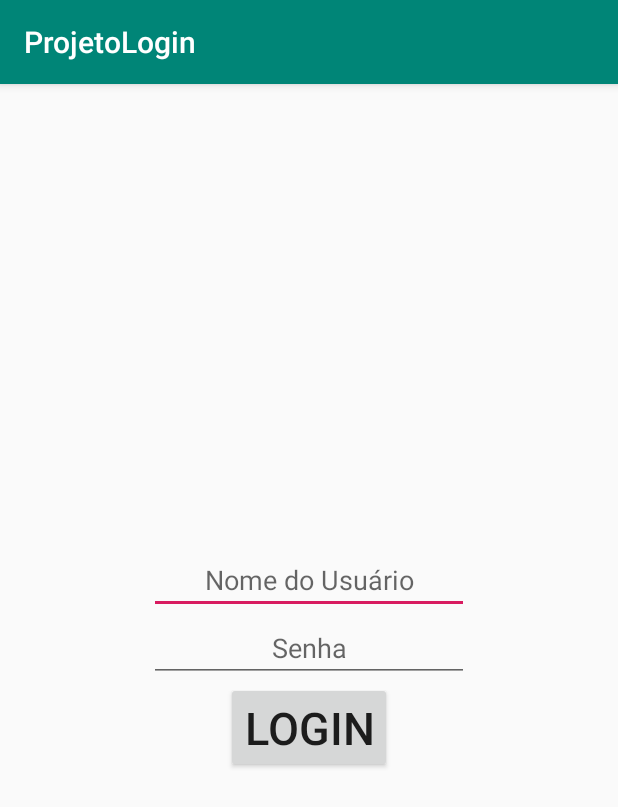
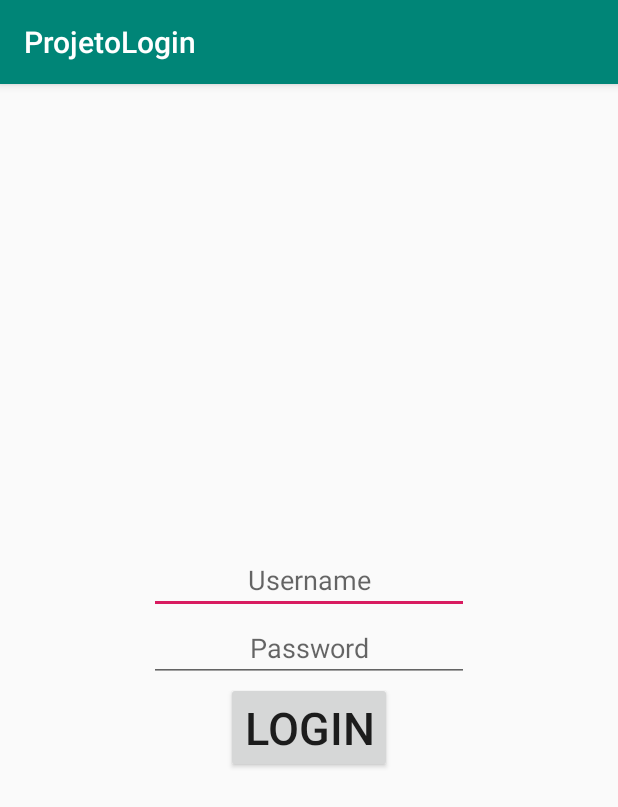
Before and after one commit to profries/ProjetoLogin, an Android app: the screen it shows after launch (MainActivity), after a tap on "LOGIN", on a phone screen of 412 x 824 dp. Shown: the top 807 px of the screen. Run offline under Robolectric (Android 15) with nearby library versions, the phone set to English and light mode, and no system bars.

Commit message:
Acessando strings no Kotlin

```diff
--- a/app/src/main/java/com/example/projetologin/MainActivity.kt
+++ b/app/src/main/java/com/example/projetologin/MainActivity.kt
@@ -6,23 +6,48 @@ import android.util.Log
 import android.view.View
 import android.widget.EditText
 import android.widget.Toast
+import com.example.projetologin.model.Usuario
 
 class MainActivity : AppCompatActivity() {
 
+    var listaUsuarios = ArrayList<Usuario>()
+
     override fun onCreate(savedInstanceState: Bundle?) {
         super.onCreate(savedInstanceState)
+        iniciaListaUsuarios()
+
         setContentView(R.layout.activity_main)
+    }
+
+    private fun iniciaListaUsuarios() {
+        listaUsuarios.add(Usuario("usuario1","senha1"))
+        listaUsuarios.add(Usuario("usuario2","senha2"))
+        listaUsuarios.add(Usuario("usuario3","senha3"))
     }
 
     fun realizaLogin(view: View) {
 
         var textoNome = findViewById(R.id.editNome) as EditText
-        var textoSenha = findViewById<EditText>(R.id.editSenha)
+        //var textoSenha = findViewById<EditText>(R.id.editSenha)
+        var textoSenha: EditText = findViewById(R.id.editSenha)
 
+        val nomeString = textoNome.text.toString()
+        val senhaString = textoSenha.text.toString()
 
-        Toast.makeText(this,"Login realizado com sucesso!", Toast.LENGTH_SHORT).show()
-        Log.i("Campo Nome",textoNome.text.toString())
-        Log.i("Campo Senha",textoSenha.text.toString())
+        Log.i("Campo Nome", nomeString)
+        Log.i("Campo Senha",senhaString)
+
+        if(listaUsuarios.contains(Usuario(nomeString,senhaString))){
+            Toast.makeText(this,
+                this.getString(R.string.msg_ok_login), Toast.LENGTH_SHORT).show()
+        }
+        else{
+            Toast.makeText(this,
+                this.getString(R.string.msg_error_login), Toast.LENGTH_SHORT).show()
+        }
+
+        textoSenha.setText("")
+
 
     }
 
--- /dev/null
+++ b/app/src/main/java/com/example/projetologin/model/Usuario.kt
@@ -0,0 +1,13 @@
+package com.example.projetologin.model
+
+import java.util.*
+
+class Usuario (var nome: String, var senha: String){
+    override fun equals(other: Any?): Boolean {
+        var usuario = other as Usuario
+
+        return Objects.equals(this.nome, usuario.nome) &&
+                Objects.equals(this.senha, usuario.senha)
+    }
+
+}
--- a/app/src/main/res/layout/activity_main.xml
+++ b/app/src/main/res/layout/activity_main.xml
@@ -14,7 +14,7 @@
         android:layout_height="wrap_content"
         android:ems="10"
         android:gravity="center"
-        android:hint="Nome do Usuário"
+        android:hint="@string/nome_usuario"
         android:inputType="textPersonName"
         android:text="" />
 
@@ -24,7 +24,7 @@
         android:layout_height="wrap_content"
         android:ems="10"
         android:gravity="center"
-        android:hint="Senha"
+        android:hint="@string/senha"
         android:inputType="textPassword"
         android:text="" />
 
@@ -33,7 +33,7 @@
         android:layout_width="wrap_content"
         android:layout_height="wrap_content"
         android:textSize="30sp"
-        android:text="Login"
+        android:text="@string/login"
         android:onClick="realizaLogin"
         />
 
--- a/app/src/main/res/values/strings.xml
+++ b/app/src/main/res/values/strings.xml
@@ -1,3 +1,8 @@
 <resources>
     <string name="app_name">ProjetoLogin</string>
+    <string name="login">Login</string>
+    <string name="senha">Password</string>
+    <string name="nome_usuario">Username</string>
+    <string name="msg_ok_login">Login is successful</string>
+    <string name="msg_error_login">Username or password invalid</string>
 </resources>
```
Also changed, not shown: 1 other file.
